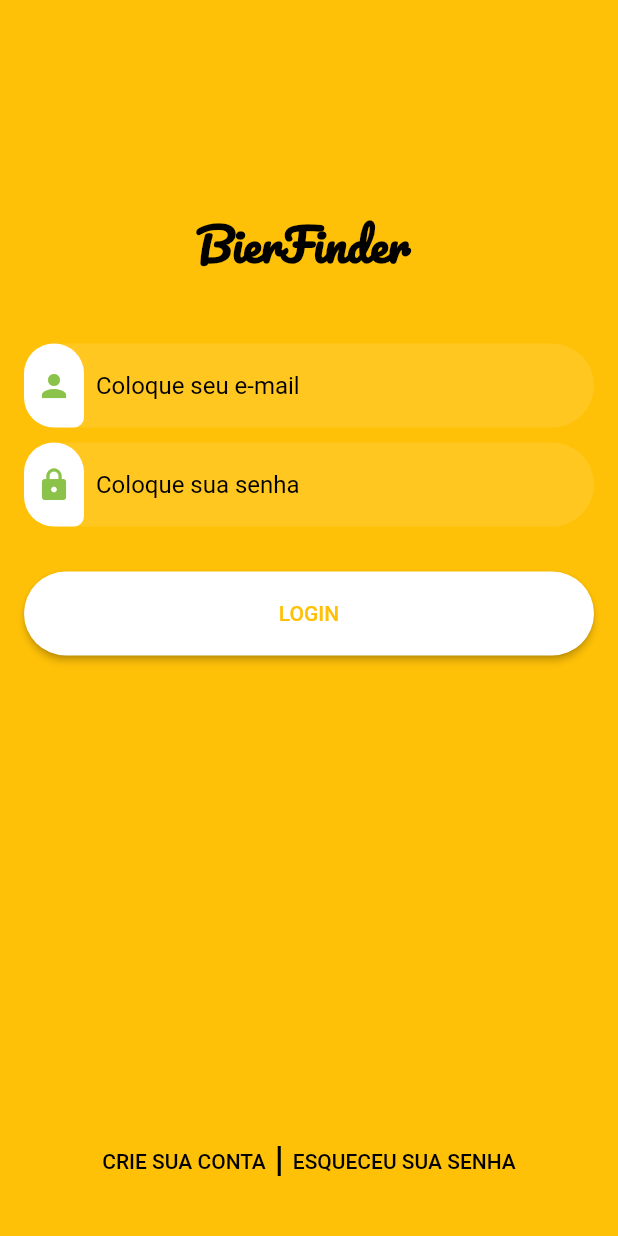
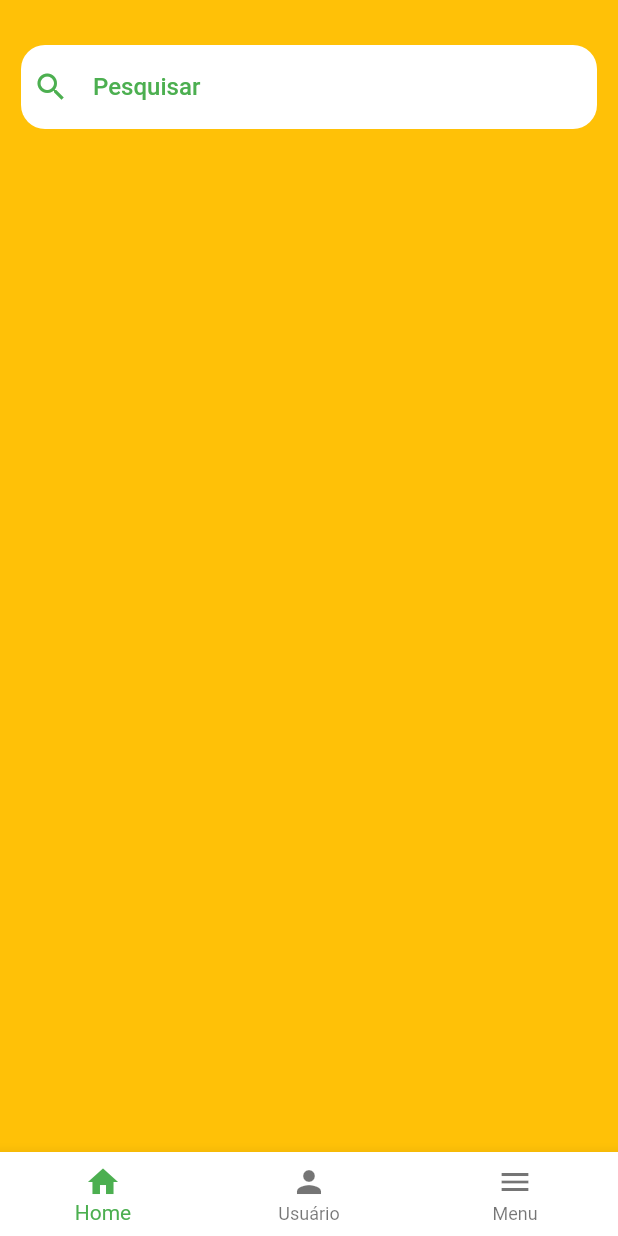
Before and after one commit to allanescher/bierfinder, a Flutter app: the screen it shows after launch, after a tap on "LOGIN", on a phone screen of 412 x 824 dp. Run offline on Flutter 3.47's test engine with Material 2 defaults, Android fonts, the phone set to English and light mode, and no system bars; our stand-ins replace get.

Commit message:
Pesquisar e icones menu inferior

```diff
--- a/lib/main.dart
+++ b/lib/main.dart
@@ -1,5 +1,6 @@
-import 'package:bierfinder/CrieConta/CrieConta.dart';
-import 'package:bierfinder/LoginPage/LoginPage.dart';
+import 'package:bierfinder/pages/HomePage/HomePage.dart';
+import 'package:bierfinder/pages/LoginPage/LoginPage.dart';
+import 'package:bierfinder/pages/CrieConta/CrieConta.dart';
 import 'package:flutter/material.dart';
 import 'package:get/get.dart';
 
@@ -12,22 +13,21 @@ class MyApp extends StatelessWidget {
   @override
   Widget build(BuildContext context) {
     return GetMaterialApp(
-      debugShowCheckedModeBanner: true,
+      debugShowCheckedModeBanner: false,
       initialRoute: '/',
       getPages: [
         GetPage(
           name: '/',
           page: () => LoginPage(),
-        ),/*
+        ),
         GetPage(
-          name: '/home',
-          page: () => HomePage()
-        ,)*/
+          name: '/homepage',
+          page: () => HomePage(),
+        ),
         GetPage(
           name: '/crieconta',
           page: () => CrieConta(),
-          ),
-
+        ),
       ],
     );
   }
--- a/lib/CrieConta/CrieConta.dart
+++ b/lib/pages/CrieConta/CrieConta.dart
@@ -1,3 +1,5 @@
+// ignore_for_file: file_names, prefer_const_constructors
+
 import 'package:bierfinder/Utils/appconstant.dart';
 import 'package:flutter/material.dart';
 import 'package:get/get_core/src/get_main.dart';
--- /dev/null
+++ b/lib/pages/HomePage/HomePage.dart
@@ -0,0 +1,79 @@
+// ignore_for_file: file_names, prefer_const_constructors, prefer_const_literals_to_create_immutables
+
+import 'package:flutter/material.dart';
+
+class HomePage extends StatefulWidget {
+  const HomePage({Key? key}) : super(key: key);
+
+  @override
+  _HomePageState createState() => _HomePageState();
+}
+
+class _HomePageState extends State<HomePage> {
+  @override
+  Widget build(BuildContext context) {
+    return MaterialApp(
+      debugShowCheckedModeBanner: false,
+      home: Scaffold(
+        backgroundColor: Colors.amber,
+        body: ListView(
+          padding: const EdgeInsets.all(14),
+          children: <Widget>[
+            SizedBox(
+              height: 16.0,
+            ),
+            Expanded(
+              //objeto para inserir e-mail
+              child: (TextFormField(
+                style: TextStyle(
+                    color: Color(0xFF007838),
+                    fontWeight: FontWeight.w500,
+                    letterSpacing: 0),
+                decoration: InputDecoration(
+                    //objeto para o icone a frente do campo input
+                    contentPadding: const EdgeInsets.all(16.0),
+                    prefixIcon: Container(
+                        padding: const EdgeInsets.only(top: 16.0, bottom: 16.0),
+                        margin: const EdgeInsets.only(right: 8.0),
+                        child: Icon(
+                            //colocação do icone pessoa
+                            Icons.search,
+                            color: Colors.green)),
+                    hintText: "Pesquisar", //campo para digitar o e-mail
+                    hintStyle:
+                        TextStyle(color: Colors.green), //cor do texto hinttext
+                    border: OutlineInputBorder(
+                        //borda do campo para digitar o texto e-mail
+                        borderRadius: BorderRadius.circular(16.0),
+                        borderSide: BorderSide.none),
+                    filled: true, //parametro para mostrar o campo
+                    fillColor: Colors.white
+                    //campo para tornar o filled opaco
+                    ),
+              )),
+            ),
+          ],
+        ),
+        bottomNavigationBar: BottomNavigationBar(
+          currentIndex: 0,
+          selectedItemColor: Colors.green,
+          backgroundColor: Colors.white,
+          items: [
+            BottomNavigationBarItem(
+              icon: Icon(Icons.home),
+              label: 'Home',
+            ),
+            BottomNavigationBarItem(
+              icon: Icon(Icons.person),
+              label: 'Usuário',
+            ),
+            BottomNavigationBarItem(
+              icon: Icon(Icons.menu),
+              label: 'Menu',
+            ),
+          ],
+        ),
+      ),
+    );
+  }
+}
--- a/lib/LoginPage/LoginPage.dart
+++ b/lib/pages/LoginPage/LoginPage.dart
@@ -1,4 +1,4 @@
-// ignore_for_file: file_names, prefer_const_constructors
+// ignore_for_file: file_names, prefer_const_constructors, prefer_const_literals_to_create_immutables
 
 import 'package:bierfinder/Utils/appconstant.dart';
 import 'package:flutter/material.dart';
@@ -10,9 +10,10 @@ class LoginPage extends StatelessWidget {
   @override
   Widget build(BuildContext context) {
     return MaterialApp(
+      debugShowCheckedModeBanner: false,
       //criando tela home na tela login
       home: Scaffold(
-        body: Container(
+        body:  Container(
           padding: const EdgeInsets.all(16.0), //padding do body geral da tela
           height: double.infinity,
           decoration: BoxDecoration(
@@ -36,7 +37,7 @@ class LoginPage extends StatelessWidget {
                 style: TextStyle(
                   //formatação do nome
                   color: Colors.black,
-                  fontSize: 30.0,
+                  fontSize: 35.0,
                   fontWeight: FontWeight.bold,
                   fontFamily: "Pacifico",
                 ),
@@ -105,7 +106,7 @@ class LoginPage extends StatelessWidget {
                 width: double.infinity,
                 child: ElevatedButton(
                     onPressed: () {
-                      Get.toNamed('/home');
+                      Get.toNamed('/homepage');
                     },
                     child: Text("Login".toUpperCase()),
                     style: ElevatedButton.styleFrom(
--- /dev/null
+++ b/lib/pages/modelo/modelo.dart
@@ -0,0 +1,79 @@
+// ignore_for_file: file_names, prefer_const_constructors, prefer_const_literals_to_create_immutables
+
+import 'package:flutter/material.dart';
+
+class HomePage extends StatefulWidget {
+  const HomePage({Key? key}) : super(key: key);
+
+  @override
+  _HomePageState createState() => _HomePageState();
+}
+
+class _HomePageState extends State<HomePage> {
+  @override
+  Widget build(BuildContext context) {
+    return MaterialApp(
+      debugShowCheckedModeBanner: false,
+      home: Scaffold(
+        backgroundColor: Colors.amber,
+        body: ListView(
+          padding: const EdgeInsets.all(14),
+          children: <Widget>[
+            SizedBox(
+              height: 16.0,
+            ),
+            Expanded(
+              //objeto para inserir e-mail
+              child: (TextFormField(
+                style: TextStyle(
+                    color: Color(0xFF007838),
+                    fontWeight: FontWeight.w500,
+                    letterSpacing: 0),
+                decoration: InputDecoration(
+                    //objeto para o icone a frente do campo input
+                    contentPadding: const EdgeInsets.all(16.0),
+                    prefixIcon: Container(
+                        padding: const EdgeInsets.only(top: 16.0, bottom: 16.0),
+                        margin: const EdgeInsets.only(right: 8.0),
+                        child: Icon(
+                            //colocação do icone pessoa
+                            Icons.search,
+                            color: Colors.green)),
+                    hintText: "Pesquisar", //campo para digitar o e-mail
+                    hintStyle:
+                        TextStyle(color: Colors.green), //cor do texto hinttext
+                    border: OutlineInputBorder(
+                        //borda do campo para digitar o texto e-mail
+                        borderRadius: BorderRadius.circular(16.0),
+                        borderSide: BorderSide.none),
+                    filled: true, //parametro para mostrar o campo
+                    fillColor: Colors.white
+                    //campo para tornar o filled opaco
+                    ),
+              )),
+            ),
+          ],
+        ),
+        bottomNavigationBar: BottomNavigationBar(
+          currentIndex: 0,
+          selectedItemColor: Colors.green,
+          backgroundColor: Colors.white,
+          items: [
+            BottomNavigationBarItem(
+              icon: Icon(Icons.home),
+              label: 'Home',
+            ),
+            BottomNavigationBarItem(
+              icon: Icon(Icons.person),
+              label: 'Usuário',
+            ),
+            BottomNavigationBarItem(
+              icon: Icon(Icons.menu),
+              label: 'Menu',
+            ),
+          ],
+        ),
+      ),
+    );
+  }
+}
```
